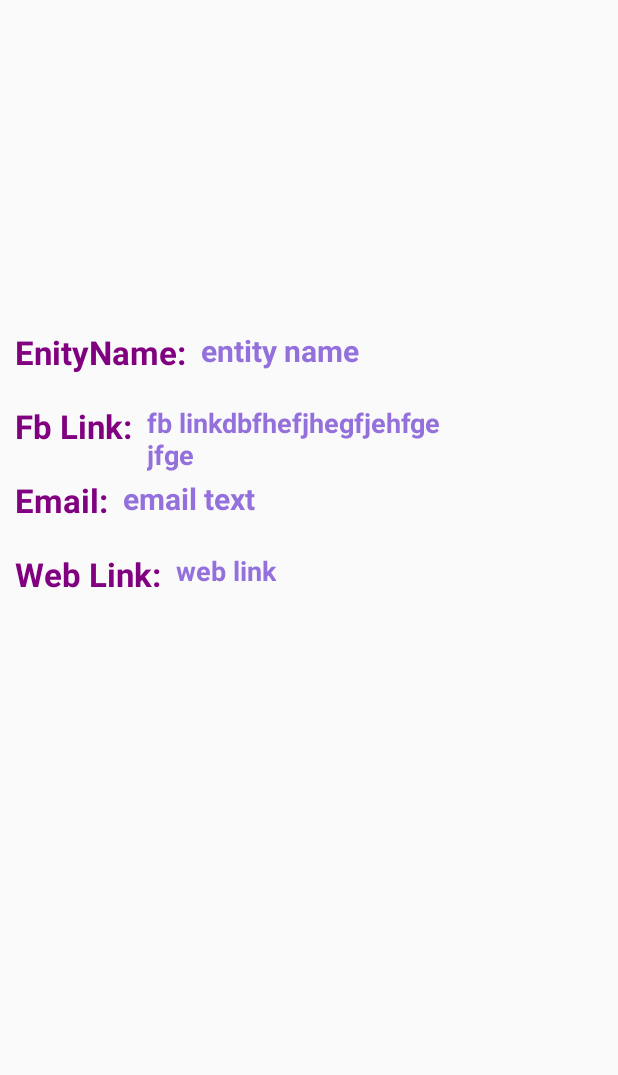
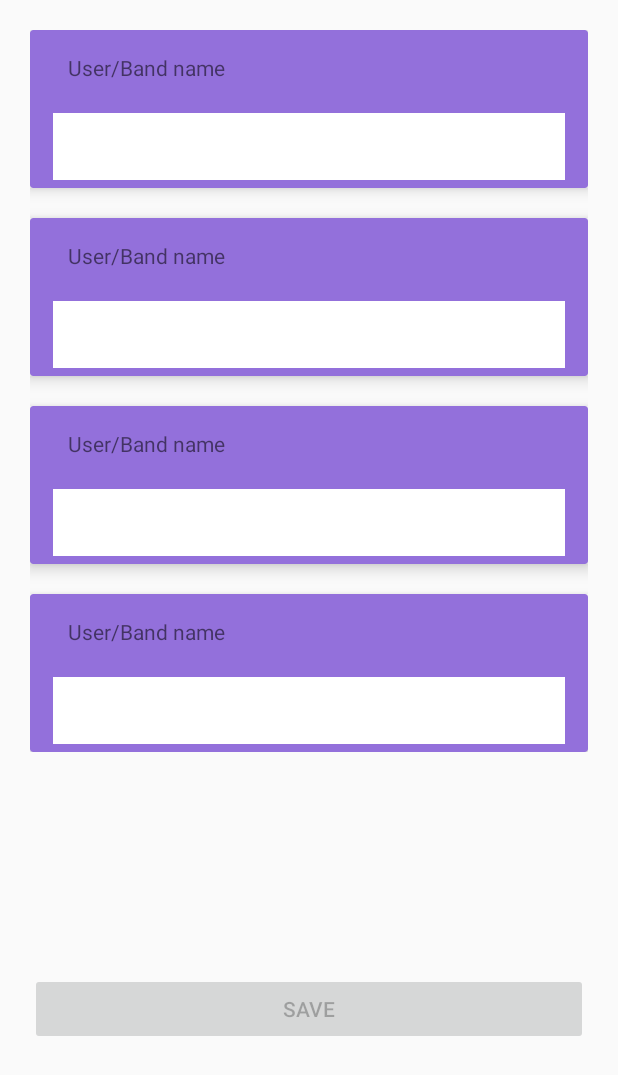
Before and after one commit to vartika1403/Fantom, an Android app: the fragment ProfileFragment placed in its activity, on a phone screen of 412 x 824 dp. Shown: the top 1075 px of the screen. Run offline under Robolectric (Android 15) with nearby library versions, the phone set to English and light mode, and no system bars; our stand-ins replace ButterKnife, Firebase (no records; nobody signed in at launch, a user with empty details on screens opened directly); 1 statement that could not run was skipped.

Commit message:
Added Profile Details Screen

```diff
--- a/app/src/main/AndroidManifest.xml
+++ b/app/src/main/AndroidManifest.xml
@@ -1,6 +1,5 @@
 <?xml version="1.0" encoding="utf-8"?>
-<manifest xmlns:android="http://schemas.android.com/apk/res/android"
-    package="com.entertainment.fantom">
+<manifest xmlns:android="http://schemas.android.com/apk/res/android">
 
     <uses-permission android:name="android.permission.INTERNET" />
     <uses-permission android:name="android.permission.VIBRATE" />
--- a/app/src/main/java/com/entertainment/fantom/MyAppGlideModule.java
+++ b/app/src/main/java/com/entertainment/fantom/MyAppGlideModule.java
@@ -8,7 +8,6 @@ import com.bumptech.glide.Glide;
 import com.bumptech.glide.Registry;
 import com.bumptech.glide.annotation.GlideModule;
 import com.bumptech.glide.module.AppGlideModule;
-import com.firebase.ui.storage.images.FirebaseImageLoader;
 import com.google.firebase.storage.StorageReference;
 
 import java.io.InputStream;
@@ -18,7 +17,6 @@ public class MyAppGlideModule extends AppGlideModule {
     @Override
     public void registerComponents(Context context, Glide glide, Registry registry) {
         // Register FirebaseImageLoader to handle StorageReference
-        registry.append(StorageReference.class, InputStream.class,
-                new FirebaseImageLoader.Factory());
+
     }
 }
--- a/app/src/main/java/com/entertainment/fantom/fragment/ProfileFragment.kt
+++ b/app/src/main/java/com/entertainment/fantom/fragment/ProfileFragment.kt
@@ -3,24 +3,28 @@ package com.entertainment.fantom.fragment
 import com.entertainment.fantom.DetailObject
 import com.google.firebase.analytics.FirebaseAnalytics
 import com.entertainment.fantom.R
+
 import android.os.Bundle
-import android.util.Log
 import android.view.LayoutInflater
 import android.view.Menu
 import android.view.View
-import android.view.View.VISIBLE
-import android.view.View.GONE
 import android.view.ViewGroup
-import com.google.firebase.storage.FirebaseStorage
-import com.bumptech.glide.Glide
 import androidx.appcompat.app.AppCompatActivity
+import androidx.core.widget.addTextChangedListener
 import androidx.fragment.app.Fragment
-import com.entertainment.fantom.databinding.FragmentDetailBinding
+import androidx.fragment.app.viewModels
+import androidx.lifecycle.lifecycleScope
+import com.entertainment.fantom.databinding.FragmentDetailsNewBinding
+import com.entertainment.fantom.viewmodel.ProfileViewModel
+import kotlinx.coroutines.Dispatchers
+import kotlinx.coroutines.flow.collectLatest
+import kotlinx.coroutines.launch
 
 class ProfileFragment : Fragment() {
     private var detailObject: DetailObject? = null
     private var firebaseAnalytics: FirebaseAnalytics? = null
-    private lateinit var binding: FragmentDetailBinding
+    private lateinit var binding: FragmentDetailsNewBinding
+    private val profileViewModel: ProfileViewModel by viewModels()
 
     override fun onCreate(savedInstanceState: Bundle?) {
         super.onCreate(savedInstanceState)
@@ -34,7 +38,7 @@ class ProfileFragment : Fragment() {
         savedInstanceState: Bundle?
     ): View {
         // Inflate the layout for this fragment
-        binding = FragmentDetailBinding.inflate(inflater)
+        binding = FragmentDetailsNewBinding.inflate(inflater)
         retainInstance = true
         //logs view event for search fragment
         firebaseAnalytics = activity?.let {
@@ -48,46 +52,80 @@ class ProfileFragment : Fragment() {
             it.logEvent(FirebaseAnalytics.Event.APP_OPEN, bundle)
             it.setAnalyticsCollectionEnabled(true)
         }
-        //set image
-        setImageToView()
 
-        // set data
-        setData()
         setHasOptionsMenu(true)
         return binding.root
     }
 
-    private fun setData() {
-        detailObject?.let {
-            binding.nameTextValue.visibility = if (!it.name.isNullOrEmpty()) VISIBLE else GONE
-            binding.nameTextValue.text = it.name
-            binding.emailText.visibility = if (!it.email.isNullOrEmpty()) VISIBLE else GONE
-            binding.emailText.text = it.name
-            binding.fbLinkText.visibility = if (!it.fbLink.isNullOrEmpty()) VISIBLE else GONE
-            binding.fbLinkText.text = it.fbLink
-            binding.webLinkText.visibility =
-                if (!it.webLink.isNullOrEmpty()) VISIBLE else GONE
-            binding.webLinkText.text = it.webLink
+    override fun onViewCreated(view: View, savedInstanceState: Bundle?) {
+        super.onViewCreated(view, savedInstanceState)
+
+        initListeners()
+
+        displayUi()
+        collectFlow()
+    }
+
+    private fun collectFlow() {
+        lifecycleScope.launch(Dispatchers.Main) {
+            profileViewModel.detailsEntered.collectLatest { value ->
+                binding.saveProfile.isEnabled = value
+             }
         }
     }
 
-    private fun setImageToView() {
+    private fun initListeners() {
+        binding.userDetail.userName.nameInputEditText.addTextChangedListener {
+            if (it.toString().isNotEmpty()) {
+              profileViewModel.setUserName(it.toString())
+            }
+        }
+
+        binding.userDetail.emailDetails.nameInputEditText.addTextChangedListener {
+            if (it.toString().isNotEmpty()) {
+                profileViewModel.setEmailAddress(it.toString())
+            }
+        }
+
+        binding.userDetail.webLink.nameInputEditText.addTextChangedListener {
+            if (it.toString().isNotEmpty()) {
+                profileViewModel.setWebLink(it.toString())
+            }
+        }
+
+        binding.userDetail.instagramDetails.nameInputEditText.addTextChangedListener {
+            if (it.toString().isNotEmpty()) {
+                profileViewModel.setInstagramLink(it.toString())
+            }
+        }
+    }
+
+    private fun displayUi() {
         detailObject?.let {
-            if (!it.image.isNullOrEmpty()) {
-                binding.image.visibility = VISIBLE
+            binding.userDetail.apply {
+                userName.apply {
+                    name.text = getString(R.string.user_name)
+                    if(it.name.isNullOrEmpty()) nameInputText.hint = getString(R.string.enter_user_name)
+                    else nameInputEditText.setText(it.name)
+                }
 
-                // Create a storage reference from our app
-                val storageRef = FirebaseStorage.getInstance().getReferenceFromUrl(
-                    it.imageUrl
-                )
+                emailDetails.apply {
+                    name.text = getString(R.string.user_email)
+                    if (it.email.isNullOrEmpty()) nameInputText.hint = getString(R.string.enter_email_address)
+                    else nameInputEditText.setText(it.email)
+                }
 
-                Log.d(TAG, "storageRef, " + storageRef.downloadUrl)
-                storageRef.downloadUrl.addOnCompleteListener { }
-                Glide.with(this)
-                    .load(storageRef)
-                    .centerCrop()
-                    .placeholder(R.drawable.splash)
-                    .into(binding.image)
+                webLink.apply {
+                    name.text = getString(R.string.user_web_link)
+                    if (it.webLink.isNullOrEmpty()) nameInputText.hint = getString(R.string.enter_web_link)
+                    else nameInputEditText.setText(it.webLink)
+                }
+
+                instagramDetails.apply {
+                    name.text = getString(R.string.user_instagram_link)
+                    if (it.fbLink.isNullOrEmpty()) nameInputText.hint = getString(R.string.enter_instagram)
+                    else nameInputEditText.setText(it.fbLink)
+                }
             }
         }
     }
--- a/app/src/main/java/com/entertainment/fantom/viewmodel/HomeViewModel.java
+++ b/app/src/main/java/com/entertainment/fantom/viewmodel/HomeViewModel.java
@@ -52,10 +52,10 @@ public class HomeViewModel extends ViewModel {
 
             @Override
             public void onCancelled(@NonNull DatabaseError databaseError) {
+                itemsLiveData.setValue(entityList);
                 Log.d("Count " ,"databaseError " + databaseError.getMessage());
             }
         });
-        itemsLiveData.setValue(entityList);
     }
 
     public void setEntityName(String entityName) {
--- /dev/null
+++ b/app/src/main/java/com/entertainment/fantom/viewmodel/ProfileViewModel.kt
@@ -0,0 +1,39 @@
+package com.entertainment.fantom.viewmodel
+
+import android.location.Address
+import androidx.lifecycle.ViewModel
+import kotlinx.coroutines.flow.Flow
+import kotlinx.coroutines.flow.MutableStateFlow
+import kotlinx.coroutines.flow.combine
+
+class ProfileViewModel : ViewModel() {
+    private val _userName = MutableStateFlow("")
+    private val _emailAddress = MutableStateFlow("")
+    private val _webLink = MutableStateFlow("")
+    private val _instagramLink = MutableStateFlow("")
+
+    val detailsEntered: Flow<Boolean> = combine(_userName,
+        _emailAddress, _webLink,_instagramLink) { userName, emailAddress, webLink, instagramLink ->
+        val isUserNameEntered = userName.isNotEmpty()
+        val isEmailAddressEntered = emailAddress.isNotEmpty()
+        val isWebLink = webLink.isNotEmpty()
+        val isInstagramLink = instagramLink.isNotEmpty()
+        return@combine (isUserNameEntered or isEmailAddressEntered) and (isWebLink or isInstagramLink)
+    }
+
+    fun setUserName(userName: String) {
+        _userName.value = userName
+    }
+
+    fun setEmailAddress(emailAddress: String) {
+        _emailAddress.value = emailAddress
+    }
+
+    fun setWebLink(webLink: String) {
+        _webLink.value = webLink
+    }
+
+    fun setInstagramLink(instagramLink: String) {
+        _instagramLink.value = instagramLink
+    }
+}
--- /dev/null
+++ b/app/src/main/res/layout-land/details_card_view.xml
@@ -0,0 +1,59 @@
+<?xml version="1.0" encoding="utf-8"?>
+<androidx.cardview.widget.CardView xmlns:android="http://schemas.android.com/apk/res/android"
+    xmlns:app="http://schemas.android.com/apk/res-auto"
+    android:layout_width="match_parent"
+    android:layout_height="wrap_content"
+    xmlns:tools="http://schemas.android.com/tools"
+    android:layout_margin="10dp"
+    app:cardBackgroundColor="@color/baseColor"
+    app:cardElevation="6dp">
+
+   <androidx.constraintlayout.widget.ConstraintLayout
+       android:layout_width="match_parent"
+       android:layout_height="wrap_content"
+       android:orientation="horizontal"
+       android:padding="5dp">
+
+      <TextView
+          android:id="@+id/name"
+          android:text="@string/user_name"
+          android:layout_width="wrap_content"
+          android:layout_height="wrap_content"
+          android:layout_marginStart="20dp"
+          android:layout_marginTop="10dp"
+          app:layout_constraintStart_toStartOf="parent"
+          app:layout_constraintTop_toTopOf="parent"/>
+
+      <com.google.android.material.textfield.TextInputLayout
+          android:id="@+id/name_input_text"
+          android:layout_width="match_parent"
+          android:layout_height="wrap_content"
+          android:layout_margin="10dp"
+          app:layout_constraintStart_toStartOf="parent"
+          app:layout_constraintTop_toBottomOf="@id/name">
+         <com.google.android.material.textfield.TextInputEditText
+             android:id="@+id/name_input_edit_text"
+             android:layout_width="match_parent"
+             android:layout_height="wrap_content"
+             android:padding="10dp"
+             android:inputType="text"
+             android:text=""
+             android:background="@color/cardview_light_background" />
+
+      </com.google.android.material.textfield.TextInputLayout>
+      <Spinner
+         android:id="@+id/spinner"
+          android:layout_width="match_parent"
+          android:layout_height="50dp"
+          android:background="@color/cardview_light_background"
+          android:visibility="gone"
+          tools:visibility="visible"
+          android:paddingRight="10dp"
+          android:paddingLeft="10dp"
+          android:layout_margin="10dp"
+          app:layout_constraintTop_toBottomOf="@id/name"
+         app:layout_constraintEnd_toEndOf="parent"/>
+
+   </androidx.constraintlayout.widget.ConstraintLayout>
+
+</androidx.cardview.widget.CardView>
--- /dev/null
+++ b/app/src/main/res/layout-sw600dp/details_card_view.xml
@@ -0,0 +1,59 @@
+<?xml version="1.0" encoding="utf-8"?>
+<androidx.cardview.widget.CardView xmlns:android="http://schemas.android.com/apk/res/android"
+    xmlns:app="http://schemas.android.com/apk/res-auto"
+    android:layout_width="match_parent"
+    android:layout_height="wrap_content"
+    xmlns:tools="http://schemas.android.com/tools"
+    android:layout_margin="10dp"
+    app:cardBackgroundColor="@color/baseColor"
+    app:cardElevation="6dp">
+
+   <androidx.constraintlayout.widget.ConstraintLayout
+       android:layout_width="match_parent"
+       android:layout_height="wrap_content"
+       android:orientation="horizontal"
+       android:padding="5dp">
+
+      <TextView
+          android:id="@+id/name"
+          android:text="@string/user_name"
+          android:layout_width="wrap_content"
+          android:layout_height="wrap_content"
+          android:layout_marginStart="20dp"
+          android:layout_marginTop="10dp"
+          app:layout_constraintStart_toStartOf="parent"
+          app:layout_constraintTop_toTopOf="parent"/>
+
+      <com.google.android.material.textfield.TextInputLayout
+          android:id="@+id/name_input_text"
+          android:layout_width="match_parent"
+          android:layout_height="wrap_content"
+          android:layout_margin="10dp"
+          app:layout_constraintStart_toStartOf="parent"
+          app:layout_constraintTop_toBottomOf="@id/name">
+         <com.google.android.material.textfield.TextInputEditText
+             android:id="@+id/name_input_edit_text"
+             android:layout_width="match_parent"
+             android:layout_height="wrap_content"
+             android:padding="10dp"
+             android:inputType="text"
+             android:text=""
+             android:background="@color/cardview_light_background" />
+
+      </com.google.android.material.textfield.TextInputLayout>
+      <Spinner
+         android:id="@+id/spinner"
+          android:layout_width="match_parent"
+          android:layout_height="50dp"
+          android:background="@color/cardview_light_background"
+          android:visibility="gone"
+          tools:visibility="visible"
+          android:paddingRight="10dp"
+          android:paddingLeft="10dp"
+          android:layout_margin="10dp"
+          app:layout_constraintTop_toBottomOf="@id/name"
+         app:layout_constraintEnd_toEndOf="parent"/>
+
+   </androidx.constraintlayout.widget.ConstraintLayout>
+
+</androidx.cardview.widget.CardView>
--- /dev/null
+++ b/app/src/main/res/layout/details_card_view.xml
@@ -0,0 +1,59 @@
+<?xml version="1.0" encoding="utf-8"?>
+<androidx.cardview.widget.CardView xmlns:android="http://schemas.android.com/apk/res/android"
+    xmlns:app="http://schemas.android.com/apk/res-auto"
+    android:layout_width="match_parent"
+    android:layout_height="wrap_content"
+    xmlns:tools="http://schemas.android.com/tools"
+    android:layout_margin="10dp"
+    app:cardBackgroundColor="@color/baseColor"
+    app:cardElevation="6dp">
+
+   <androidx.constraintlayout.widget.ConstraintLayout
+       android:layout_width="match_parent"
+       android:layout_height="wrap_content"
+       android:orientation="horizontal"
+       android:padding="5dp">
+
+      <TextView
+          android:id="@+id/name"
+          android:text="@string/user_name"
+          android:layout_width="wrap_content"
+          android:layout_height="wrap_content"
+          android:layout_marginStart="20dp"
+          android:layout_marginTop="10dp"
+          app:layout_constraintStart_toStartOf="parent"
+          app:layout_constraintTop_toTopOf="parent"/>
+
+      <com.google.android.material.textfield.TextInputLayout
+          android:id="@+id/name_input_text"
+          android:layout_width="match_parent"
+          android:layout_height="wrap_content"
+          android:layout_margin="10dp"
+          app:layout_constraintStart_toStartOf="parent"
+          app:layout_constraintTop_toBottomOf="@id/name">
+         <com.google.android.material.textfield.TextInputEditText
+             android:id="@+id/name_input_edit_text"
+             android:layout_width="match_parent"
+             android:layout_height="wrap_content"
+             android:padding="10dp"
+             android:inputType="text"
+             android:text=""
+             android:background="@color/cardview_light_background" />
+
+      </com.google.android.material.textfield.TextInputLayout>
+      <Spinner
+         android:id="@+id/spinner"
+          android:layout_width="match_parent"
+          android:layout_height="50dp"
+          android:background="@color/cardview_light_background"
+          android:visibility="gone"
+          tools:visibility="visible"
+          android:paddingRight="10dp"
+          android:paddingLeft="10dp"
+          android:layout_margin="10dp"
+          app:layout_constraintTop_toBottomOf="@id/name"
+         app:layout_constraintEnd_toEndOf="parent"/>
+
+   </androidx.constraintlayout.widget.ConstraintLayout>
+
+</androidx.cardview.widget.CardView>
--- /dev/null
+++ b/app/src/main/res/layout/fragment_details_new.xml
@@ -0,0 +1,26 @@
+<androidx.constraintlayout.widget.ConstraintLayout xmlns:android="http://schemas.android.com/apk/res/android"
+    xmlns:tools="http://schemas.android.com/tools"
+    android:layout_width="match_parent"
+    android:layout_height="wrap_content"
+    xmlns:app="http://schemas.android.com/apk/res-auto"
+    tools:context=".fragment.ProfileFragment">
+
+    <include
+        android:id="@+id/user_detail"
+        android:layout_width="match_parent"
+        android:layout_height="wrap_content"
+        layout="@layout/user_details"
+        />
+
+    <Button
+        android:id="@+id/save_profile"
+        android:layout_margin="20dp"
+        android:layout_width="match_parent"
+        android:layout_height="wrap_content"
+        android:text="Save"
+        app:layout_constraintStart_toStartOf="parent"
+        app:layout_constraintEnd_toEndOf="parent"
+        app:layout_constraintTop_toBottomOf="@id/user_detail"
+        app:layout_constraintBottom_toBottomOf="parent"/>
+
+</androidx.constraintlayout.widget.ConstraintLayout>
--- /dev/null
+++ b/app/src/main/res/layout/user_details.xml
@@ -0,0 +1,34 @@
+<?xml version="1.0" encoding="utf-8"?>
+<androidx.appcompat.widget.LinearLayoutCompat xmlns:android="http://schemas.android.com/apk/res/android"
+    android:layout_width="match_parent"
+    android:orientation="vertical"
+    android:padding="20dp"
+    android:layout_height="wrap_content">
+    <include
+        android:id="@+id/user_name"
+        android:layout_width="match_parent"
+        android:layout_height="wrap_content"
+        layout="@layout/details_card_view"
+        />
+    <include
+        android:id="@+id/email_details"
+        android:layout_marginTop="20dp"
+        android:layout_width="match_parent"
+        android:layout_height="wrap_content"
+        layout="@layout/details_card_view"
+        />
+    <include
+        android:id="@+id/web_link"
+        android:layout_marginTop="20dp"
+        android:layout_width="match_parent"
+        android:layout_height="wrap_content"
+        layout="@layout/details_card_view"
+        />
+    <include
+        android:id="@+id/instagram_details"
+        android:layout_marginTop="20dp"
+        android:layout_width="match_parent"
+        android:layout_height="wrap_content"
+        layout="@layout/details_card_view"
+        />
+</androidx.appcompat.widget.LinearLayoutCompat>
--- a/app/src/main/res/values/strings.xml
+++ b/app/src/main/res/values/strings.xml
@@ -18,4 +18,12 @@
     <string name="log_in">Log In </string>
     <string name="log_in_desc"> Are you set to enter the world of live entertainment</string>
     <string name="signin_failure_message">Failed to sign in</string>
+    <string name="user_name">User/Band name</string>
+    <string name="user_email">Email Address</string>
+    <string name="user_web_link">Web Link</string>
+    <string name="user_instagram_link">Instagram Link</string>
+    <string name="enter_user_name">Enter User/Band Name</string>
+    <string name="enter_email_address">Enter Email Address</string>
+    <string name="enter_web_link">Enter Web Link</string>
+    <string name="enter_instagram">Enter Instagram Link</string>
 </resources>
```
Also changed, not shown: app/build.gradle (+16 -3 lines), app/src/main/java/com/entertainment/fantom/fragment/HomeFragment.java (+23 -29 lines), app/src/main/java/com/entertainment/fantom/repository/ProfileRepository.kt (added, +18 -0 lines), app/src/main/java/com/entertainment/fantom/utils/Resource.kt (added, +10 -0 lines), app/src/main/res/layout/fragment_home.xml (+11 -1 lines), build.gradle (+3 -4 lines).
